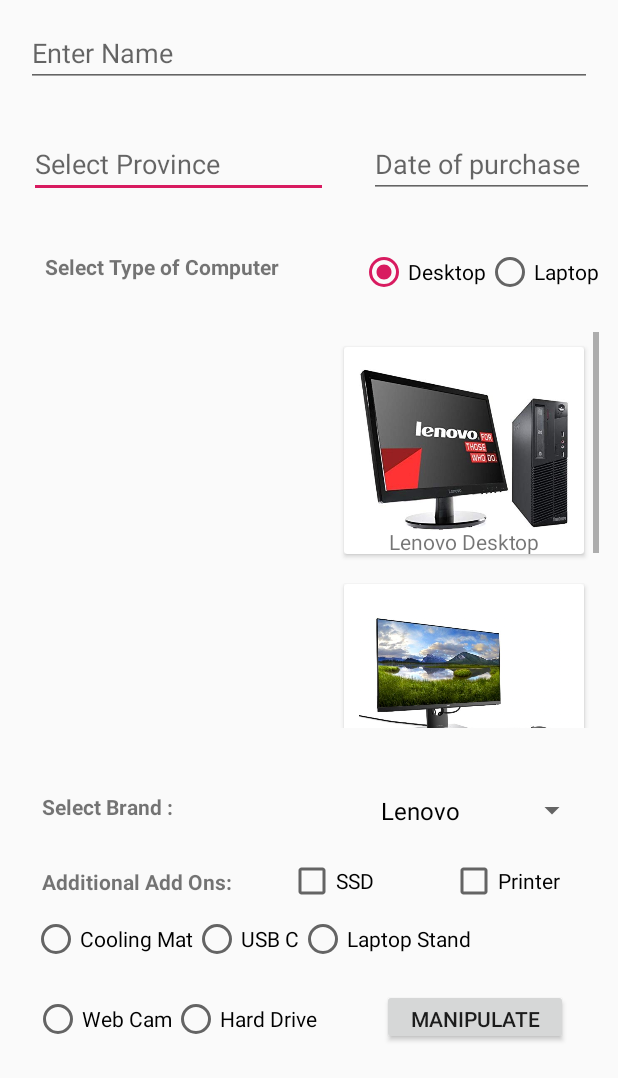
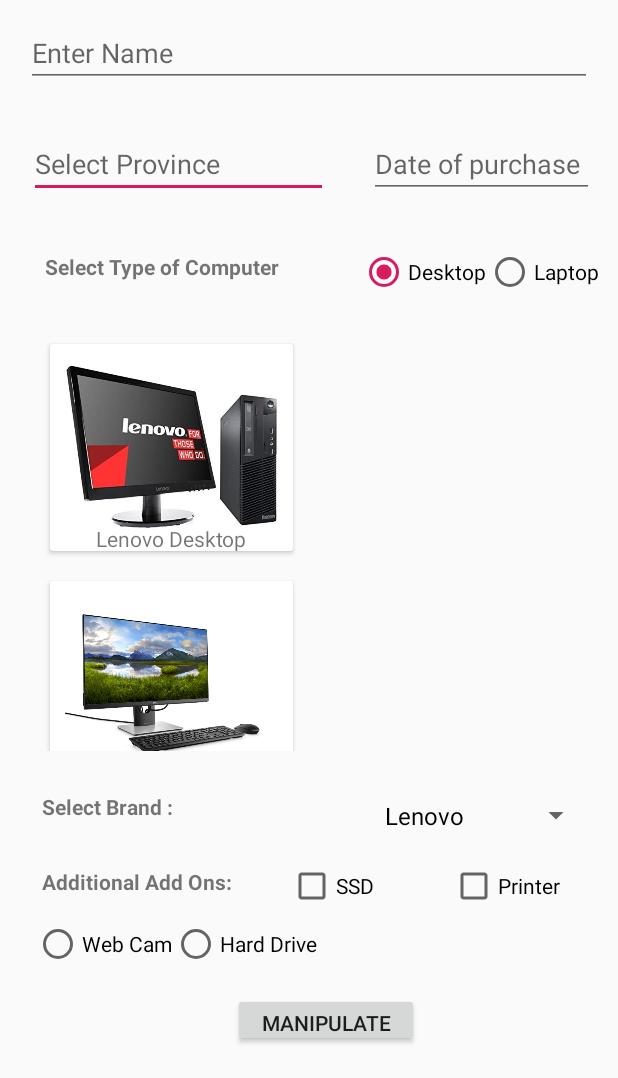
Before and after one commit to onlyrubal/TheShoppy, an Android app: the screen it shows after launch (MainActivity), after a tap on "Desktop", on a phone screen of 412 x 824 dp, the part 158-1236 px from its top. Run offline under Robolectric (Android 15) with nearby library versions, the phone set to English and light mode, and no system bars.

Commit message:
Setting all alignments

```diff
--- a/app/src/main/java/com/example/assignment1/MainActivity.java
+++ b/app/src/main/java/com/example/assignment1/MainActivity.java
@@ -14,6 +14,7 @@ import android.widget.CheckBox;
 import android.widget.DatePicker;
 import android.widget.EditText;
 import android.widget.RadioButton;
+import android.widget.RadioGroup;
 import android.widget.ScrollView;
 import android.widget.Spinner;
 import android.widget.TextView;
@@ -34,6 +35,7 @@ public class MainActivity extends AppCompatActivity {
     DatePickerDialog dobPicker;
     EditText editDate;
     RadioButton rdDesk, rdLap, rdCoolingMat, rdUsbC, rdLaptopStand, rdWebCam, rdHardDrive;
+    RadioGroup rdLaptopGroup, rdDesktopGroup;
     Spinner spnBrand;
     CheckBox chkSSD, chkPrinter;
     Button compute;
@@ -124,6 +126,9 @@ public class MainActivity extends AppCompatActivity {
         rdWebCam = (RadioButton)findViewById(R.id.rd_web_cam);
         rdHardDrive = (RadioButton)findViewById(R.id.rd_hard_drive);
 
+        rdLaptopGroup = (RadioGroup) findViewById(R.id.rd_laptop_type_of_peripherals);
+        rdDesktopGroup = (RadioGroup)findViewById(R.id.rd_computer_type_of_peripheral);
+
         // Setting up the textfields to get the selected data.
         txtNameOfPerson = (TextView)findViewById(R.id.txtName);
         actvProvinceName = (AutoCompleteTextView)findViewById(R.id.provinces_list);
@@ -133,13 +138,25 @@ public class MainActivity extends AppCompatActivity {
 
     public void RdComputerClicked(View view){
         computerSelected = "Computer Selected";
+
         if(rdLap.isChecked()) {
             computerSelected = "Laptop";
             svLaptop.setVisibility(View.VISIBLE);
+            svDesktop.setVisibility(View.INVISIBLE);
+            rdLaptopGroup.setVisibility(View.VISIBLE);
+            rdDesktopGroup.setVisibility(View.INVISIBLE);
+
         }
+
         if(rdDesk.isChecked()){
             computerSelected = "Desktop";
             svDesktop.setVisibility(View.VISIBLE);
+            svLaptop.setVisibility(View.INVISIBLE);
+
+            rdLaptopGroup.setVisibility(View.INVISIBLE);
+            rdDesktopGroup.setVisibility(View.VISIBLE);
+
+
         }
 
         Toast.makeText(getApplicationContext(), computerSelected, Toast.LENGTH_SHORT).show();
--- a/app/src/main/res/layout/activity_main.xml
+++ b/app/src/main/res/layout/activity_main.xml
@@ -104,7 +104,7 @@
         android:layout_marginTop="28dp"
         android:visibility="invisible"
         app:layout_constraintEnd_toEndOf="parent"
-        app:layout_constraintHorizontal_bias="0.075"
+        app:layout_constraintHorizontal_bias="0.1"
         app:layout_constraintStart_toStartOf="parent"
         app:layout_constraintTop_toBottomOf="@+id/txtTypeOfComputer">
 
@@ -182,14 +182,14 @@
 
     <ScrollView
         android:id="@+id/sv_desktop"
-        android:layout_width="180dp"
-        android:layout_height="264dp"
-        android:layout_marginTop="24dp"
-        android:visibility="invisible"
+        android:layout_width="182dp"
+        android:layout_height="281dp"
+        android:visibility="visible"
+        app:layout_constraintBottom_toTopOf="@+id/textView8"
         app:layout_constraintEnd_toEndOf="parent"
-        app:layout_constraintHorizontal_bias="0.636"
-        app:layout_constraintStart_toEndOf="@+id/sv_laptop"
-        app:layout_constraintTop_toBottomOf="@+id/rd_type_of_computer">
+        app:layout_constraintHorizontal_bias="0.1"
+        app:layout_constraintStart_toStartOf="parent"
+        app:layout_constraintTop_toBottomOf="@+id/txtTypeOfComputer">
 
         <LinearLayout
             android:layout_width="match_parent"
@@ -281,9 +281,9 @@
         android:id="@+id/spn_brand_item"
         android:layout_width="146dp"
         android:layout_height="30dp"
-        android:layout_marginTop="40dp"
+        android:layout_marginTop="28dp"
         app:layout_constraintEnd_toEndOf="parent"
-        app:layout_constraintHorizontal_bias="0.924"
+        app:layout_constraintHorizontal_bias="0.935"
         app:layout_constraintStart_toStartOf="parent"
         app:layout_constraintTop_toBottomOf="@+id/sv_desktop" />
 
@@ -326,12 +326,13 @@
         android:layout_height="22dp"
         android:layout_marginTop="10dp"
         android:orientation="horizontal"
+        android:visibility="invisible"
         app:layout_constraintBottom_toBottomOf="parent"
         app:layout_constraintEnd_toEndOf="parent"
-        app:layout_constraintHorizontal_bias="0.18"
+        app:layout_constraintHorizontal_bias="0.19"
         app:layout_constraintStart_toStartOf="parent"
         app:layout_constraintTop_toBottomOf="@+id/txtAddOns"
-        app:layout_constraintVertical_bias="0.07999998">
+        app:layout_constraintVertical_bias="0.18">
 
         <RadioButton
             android:id="@+id/rd_cooling_mat"
@@ -359,14 +360,14 @@
         android:id="@+id/rd_computer_type_of_peripheral"
         android:layout_width="wrap_content"
         android:layout_height="wrap_content"
-        android:layout_marginBottom="16dp"
         android:orientation="horizontal"
+        android:visibility="visible"
         app:layout_constraintBottom_toBottomOf="parent"
         app:layout_constraintEnd_toEndOf="parent"
         app:layout_constraintHorizontal_bias="0.1"
         app:layout_constraintStart_toStartOf="parent"
-        app:layout_constraintTop_toBottomOf="@+id/rd_laptop_type_of_peripherals"
-        app:layout_constraintVertical_bias="0.79">
+        app:layout_constraintTop_toBottomOf="@+id/txtAddOns"
+        app:layout_constraintVertical_bias="0.18">
 
         <RadioButton
             android:id="@+id/rd_web_cam"
@@ -384,13 +385,16 @@
     <Button
         android:id="@+id/btnManipulate"
         android:layout_width="124dp"
-        android:layout_height="37dp"
+        android:layout_height="36dp"
+        android:layout_marginStart="143dp"
+        android:layout_marginEnd="132dp"
+        android:onClick="onManipulateChecked"
         android:text="Manipulate"
-        android:onClick="onManipulateChecked"
         app:layout_constraintBottom_toBottomOf="parent"
         app:layout_constraintEnd_toEndOf="parent"
-        app:layout_constraintHorizontal_bias="0.569"
-        app:layout_constraintStart_toEndOf="@+id/rd_computer_type_of_peripheral"
-        app:layout_constraintTop_toBottomOf="@+id/rd_laptop_type_of_peripherals" />
+        app:layout_constraintHorizontal_bias="0.922"
+        app:layout_constraintStart_toStartOf="parent"
+        app:layout_constraintTop_toBottomOf="@+id/rd_laptop_type_of_peripherals"
+        app:layout_constraintVertical_bias="0.44" />
 
 </androidx.constraintlayout.widget.ConstraintLayout>
```
